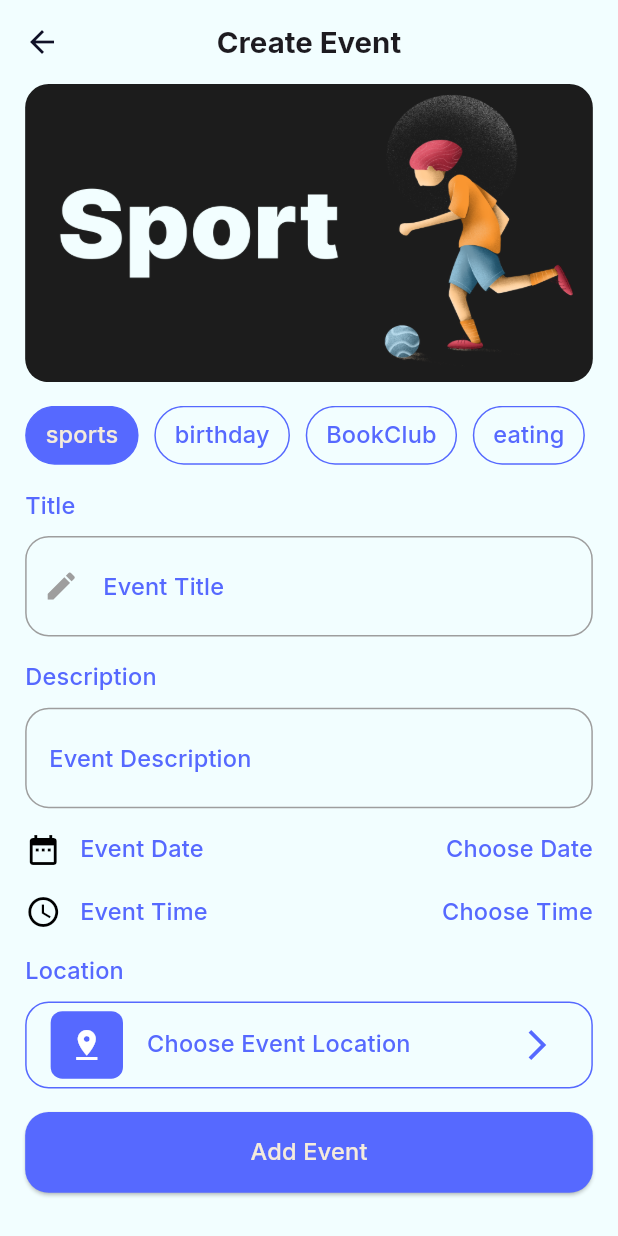
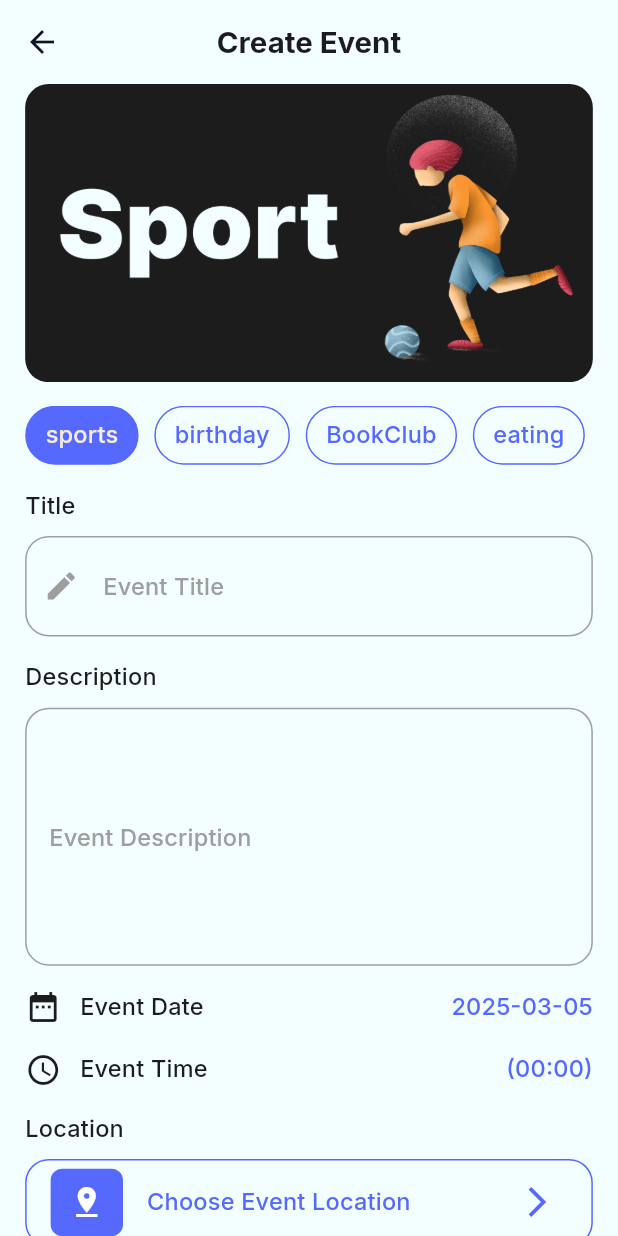
Before and after one commit to kareemezzat25/Todo, a Flutter app: the CreateEvent screen opened by its route, on a phone screen of 412 x 824 dp. Run offline on Flutter 3.47's test engine with Material 3 defaults, Android fonts, the phone set to English and light mode, and no system bars; our stand-ins replace cloud_firestore, easy_localization, firebase_core, flutter_screenutil, font_awesome_flutter, google_fonts and 4 more; accounts and stored records are empty.

Commit message:
createEvent not finished

```diff
--- a/lib/main.dart
+++ b/lib/main.dart
@@ -1,6 +1,8 @@
+import 'package:firebase_core/firebase_core.dart';
 import 'package:flutter/material.dart';
 import 'package:flutter_screenutil/flutter_screenutil.dart';
 import 'package:provider/provider.dart';
+import 'package:todo_app/firebase_options.dart';
 import 'package:todo_app/models/cache.dart';
 import 'package:todo_app/models/theme.dart';
 import 'package:todo_app/providers/theme_provider.dart';
@@ -17,6 +19,10 @@ void main() async {
   WidgetsFlutterBinding.ensureInitialized();
   await Cache.init();
   await EasyLocalization.ensureInitialized();
+  await Firebase.initializeApp(
+    options: DefaultFirebaseOptions.currentPlatform,
+  );
+
   runApp(ChangeNotifierProvider(
     create: (context) => ThemeProvider(),
     child: EasyLocalization(
--- a/lib/models/theme.dart
+++ b/lib/models/theme.dart
@@ -105,5 +105,13 @@ class MyThemeData {
           titleSmall: GoogleFonts.inter(
               fontSize: 12.sp,
               fontWeight: FontWeight.w700,
-              color: primarycolorlight)));
+              color: primarycolorlight),
+          bodyLarge: GoogleFonts.inter(
+              fontSize: 24.sp,
+              fontWeight: FontWeight.w700,
+              color: Colors.white),
+          bodySmall: GoogleFonts.inter(
+              fontSize: 14.sp,
+              fontWeight: FontWeight.w400,
+              color: Colors.white)));
 }
--- a/lib/providers/create_event_provider.dart
+++ b/lib/providers/create_event_provider.dart
@@ -14,6 +14,20 @@ class CreateEventProvider extends ChangeNotifier {
     "meeting",
     "workshop"
   ];
+
+  DateTime selectedDate = DateTime.now();
+  TimeOfDay selectedTime = TimeOfDay(hour: 0, minute: 0);
+
+  changeDate(DateTime date) {
+    selectedDate = date;
+    notifyListeners();
+  }
+
+  changeTime(TimeOfDay time) {
+    selectedTime = time;
+    notifyListeners();
+  }
+
   changeCategory(int index) {
     selectedIndex = index;
     notifyListeners();
--- a/lib/views/create_event.dart
+++ b/lib/views/create_event.dart
@@ -7,7 +7,10 @@ import 'package:todo_app/providers/theme_provider.dart';
 
 class CreateEvent extends StatelessWidget {
   static const String routeName = "createEvent";
-  const CreateEvent({super.key});
+  static const Color color = Color(0xFF1C1C1C);
+  TextEditingController titleController = TextEditingController();
+  TextEditingController descriptionController = TextEditingController();
+  CreateEvent({super.key});
 
   @override
   Widget build(BuildContext context) {
@@ -18,7 +21,7 @@ class CreateEvent extends StatelessWidget {
         var themeProvider = Provider.of<ThemeProvider>(context);
         return Scaffold(
             appBar: AppBar(
-              title: Text("Create Event"),
+              title: const Text("Create Event"),
             ),
             body: Padding(
               padding: EdgeInsets.symmetric(horizontal: 16.w),
@@ -80,21 +83,35 @@ class CreateEvent extends StatelessWidget {
                     SizedBox(
                       height: 16.h,
                     ),
-                    Text(
-                      "Title",
-                      style: Theme.of(context).textTheme.titleMedium,
-                    ),
+                    Text("Title",
+                        style: Theme.of(context)
+                            .textTheme
+                            .titleMedium!
+                            .copyWith(
+                                color: themeProvider.themeMode == ThemeMode.dark
+                                    ? MyThemeData.secondaryColorDark
+                                    : color)),
                     SizedBox(
                       height: 8.h,
                     ),
                     TextField(
+                      controller: titleController,
                       decoration: InputDecoration(
                           prefixIcon: Icon(
                             Icons.edit,
-                            color: Theme.of(context).focusColor,
+                            color: themeProvider.themeMode == ThemeMode.dark
+                                ? MyThemeData.secondaryColorDark
+                                : Theme.of(context).focusColor,
                           ),
                           labelText: "Event Title",
-                          labelStyle: Theme.of(context).textTheme.titleMedium,
+                          labelStyle: Theme.of(context)
+                              .textTheme
+                              .titleMedium!
+                              .copyWith(
+                                  color:
+                                      themeProvider.themeMode == ThemeMode.dark
+                                          ? MyThemeData.secondaryColorDark
+                                          : Theme.of(context).focusColor),
                           border: OutlineInputBorder(
                               borderRadius: BorderRadius.circular(16.r),
                               borderSide: BorderSide(
@@ -106,22 +123,34 @@ class CreateEvent extends StatelessWidget {
                           focusedBorder: OutlineInputBorder(
                               borderRadius: BorderRadius.circular(16.r),
                               borderSide: BorderSide(
-                                  color: Theme.of(context).primaryColor))),
+                                  color: Theme.of(context).focusColor))),
                     ),
                     SizedBox(
                       height: 16.h,
                     ),
                     Text(
                       "Description",
-                      style: Theme.of(context).textTheme.titleMedium,
+                      style: Theme.of(context).textTheme.titleMedium!.copyWith(
+                          color: themeProvider.themeMode == ThemeMode.dark
+                              ? MyThemeData.secondaryColorDark
+                              : color),
                     ),
                     SizedBox(
                       height: 8.h,
                     ),
                     TextField(
+                      maxLines: 4,
+                      controller: descriptionController,
                       decoration: InputDecoration(
                           labelText: "Event Description",
-                          labelStyle: Theme.of(context).textTheme.titleMedium,
+                          labelStyle: Theme.of(context)
+                              .textTheme
+                              .titleMedium!
+                              .copyWith(
+                                  color:
+                                      themeProvider.themeMode == ThemeMode.dark
+                                          ? MyThemeData.secondaryColorDark
+                                          : Theme.of(context).focusColor),
                           border: OutlineInputBorder(
                               borderRadius: BorderRadius.circular(16.r),
                               borderSide: BorderSide(
@@ -133,7 +162,7 @@ class CreateEvent extends StatelessWidget {
                           focusedBorder: OutlineInputBorder(
                               borderRadius: BorderRadius.circular(16.r),
                               borderSide: BorderSide(
-                                  color: Theme.of(context).primaryColor))),
+                                  color: Theme.of(context).focusColor))),
                     ),
                     SizedBox(
                       height: 16.h,
@@ -142,19 +171,43 @@ class CreateEvent extends StatelessWidget {
                       children: [
                         Icon(
                           Icons.date_range,
-                          color: Colors.black,
+                          color: themeProvider.themeMode == ThemeMode.dark
+                              ? MyThemeData.secondaryColorDark
+                              : color,
                         ),
                         SizedBox(
                           width: 12.w,
                         ),
                         Text(
                           "Event Date",
-                          style: Theme.of(context).textTheme.titleMedium,
+                          style: Theme.of(context)
+                              .textTheme
+                              .titleMedium!
+                              .copyWith(
+                                  color:
+                                      themeProvider.themeMode == ThemeMode.dark
+                                          ? MyThemeData.secondaryColorDark
+                                          : color),
                         ),
-                        Spacer(),
-                        Text(
-                          "Choose Date",
-                          style: Theme.of(context).textTheme.titleMedium,
+                        const Spacer(),
+                        InkWell(
+                          onTap: () async {
+                            var date = await showDatePicker(
+                                context: context,
+                                firstDate: DateTime.now()
+                                    .subtract(Duration(days: 365)),
+                                initialDate: DateTime.now(),
+                                lastDate:
+                                    DateTime.now().add(Duration(days: 365)));
+
+                            if (date != null) {
+                              provider.changeDate(date);
+                            }
+                          },
+                          child: Text(
+                            provider.selectedDate.toString().substring(0, 10),
+                            style: Theme.of(context).textTheme.titleMedium,
+                          ),
                         )
                       ],
                     ),
@@ -163,19 +216,39 @@ class CreateEvent extends StatelessWidget {
                       children: [
                         Icon(
                           Icons.access_time,
-                          color: Colors.black,
+                          color: themeProvider.themeMode == ThemeMode.dark
+                              ? MyThemeData.secondaryColorDark
+                              : color,
                         ),
                         SizedBox(
                           width: 12.w,
                         ),
                         Text(
                           "Event Time",
-                          style: Theme.of(context).textTheme.titleMedium,
+                          style: Theme.of(context)
+                              .textTheme
+                              .titleMedium!
+                              .copyWith(
+                                  color:
+                                      themeProvider.themeMode == ThemeMode.dark
+                                          ? MyThemeData.secondaryColorDark
+                                          : color),
                         ),
-                        Spacer(),
-                        Text(
-                          "Choose Time",
-                          style: Theme.of(context).textTheme.titleMedium,
+                        const Spacer(),
+                        InkWell(
+                          onTap: () async {
+                            var time = await showTimePicker(
+                                context: context,
+                                initialTime: TimeOfDay(hour: 0, minute: 0));
+
+                            if (time != null) {
+                              provider.changeTime(time);
+                            }
+                          },
+                          child: Text(
+                            provider.selectedTime.toString().substring(9, 16),
+                            style: Theme.of(context).textTheme.titleMedium,
+                          ),
                         )
                       ],
                     ),
@@ -184,7 +257,10 @@ class CreateEvent extends StatelessWidget {
                     ),
                     Text(
                       "Location",
-                      style: Theme.of(context).textTheme.titleMedium,
+                      style: Theme.of(context).textTheme.titleMedium!.copyWith(
+                          color: themeProvider.themeMode == ThemeMode.dark
+                              ? MyThemeData.secondaryColorDark
+                              : color),
                     ),
                     SizedBox(
                       height: 8.h,
@@ -192,24 +268,24 @@ class CreateEvent extends StatelessWidget {
                     ListTile(
                       shape: RoundedRectangleBorder(
                           borderRadius: BorderRadius.circular(16.r),
-                          side: BorderSide(
-                              color: Theme.of(context).primaryColor)),
+                          side: const BorderSide(
+                              color: MyThemeData.primarycolorlight)),
                       leading: Container(
                         width: 46.w,
                         height: 46.h,
-                        child: Icon(Icons.pin_drop, color: Colors.white),
+                        child: const Icon(Icons.pin_drop, color: Colors.white),
                         decoration: BoxDecoration(
                             borderRadius: BorderRadius.circular(8.r),
-                            color: Theme.of(context).primaryColor),
+                            color: MyThemeData.primarycolorlight),
                       ),
                       title: Text(
                         "Choose Event Location",
                         style: Theme.of(context).textTheme.titleMedium,
                       ),
-                      trailing: Icon(
+                      trailing: const Icon(
                         Icons.arrow_forward_ios,
                         size: 24,
-                        color: Theme.of(context).primaryColor,
+                        color: MyThemeData.primarycolorlight,
                       ),
                     ),
                     SizedBox(
@@ -221,7 +297,7 @@ class CreateEvent extends StatelessWidget {
                             minimumSize: Size(361.w, 55.h),
                             shape: RoundedRectangleBorder(
                                 borderRadius: BorderRadius.circular(16.r)),
-                            backgroundColor: Theme.of(context).primaryColor),
+                            backgroundColor: MyThemeData.primarycolorlight),
                         child: Text(
                           "Add Event",
                           style: Theme.of(context)
--- a/pubspec.yaml
+++ b/pubspec.yaml
@@ -46,6 +46,8 @@ dependencies:
   shared_preferences: ^2.5.2
   flutter_screenutil: ^5.9.3
   provider: ^6.1.2
+  firebase_core: ^3.12.1
+  cloud_firestore: ^5.6.5
 
 dev_dependencies:
   flutter_test:
```
Also changed, not shown: lib/firebase/firebase_manager.dart (added, +13 -0 lines), lib/models/eventmodel.dart (added, +37 -0 lines), lib/widgets/taskitem.dart (+13 -6 lines), firebase.json (added), lib/firebase_options.dart (added), pubspec.lock, 6 other files.
